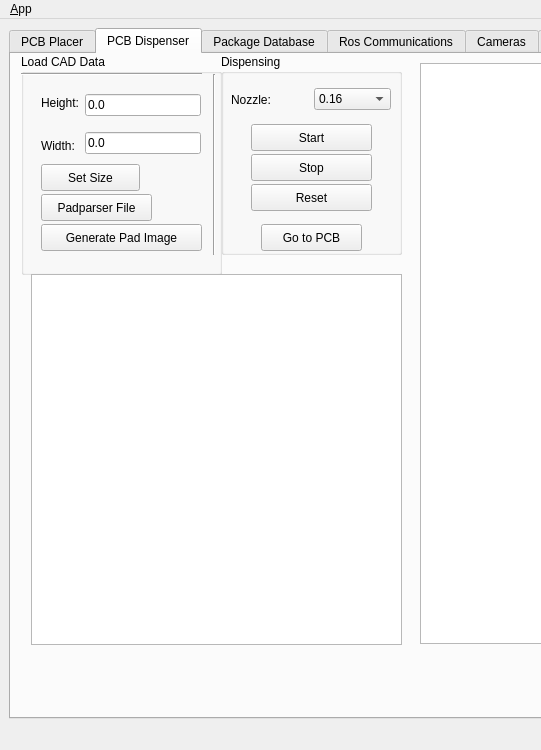
Above: pap_gui/ui/main_window.ui from JohanVer/PAP2015 before the change; both pictures show x 0 to 541 and y 0 to 750 of the 1478 by 750 pixel window. Below: the same form after it.
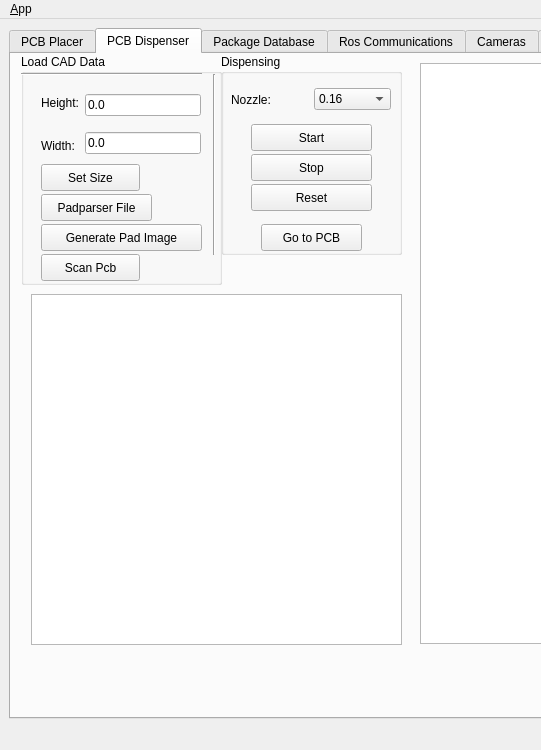
That is the form after the change. The open tabs and pages were chosen to show the change. Icons and pictures are not drawn. Custom widgets are drawn as their Qt base class.

```diff
--- a/pap_gui/ui/main_window.ui
+++ b/pap_gui/ui/main_window.ui
@@ -815,7 +815,7 @@
           <x>10</x>
           <y>0</y>
           <width>201</width>
-          <height>221</height>
+          <height>231</height>
          </rect>
         </property>
         <property name="title">
@@ -921,6 +921,19 @@
           <string>Generate Pad Image</string>
          </property>
         </widget>
+        <widget class="QPushButton" name="scanButton">
+         <property name="geometry">
+          <rect>
+           <x>20</x>
+           <y>200</y>
+           <width>99</width>
+           <height>27</height>
+          </rect>
+         </property>
+         <property name="text">
+          <string>Scan Pcb</string>
+         </property>
+        </widget>
        </widget>
        <widget class="PadView" name="padView_Image">
         <property name="geometry">
@@ -936,9 +949,9 @@
         <property name="geometry">
          <rect>
           <x>20</x>
-          <y>220</y>
+          <y>240</y>
           <width>371</width>
-          <height>371</height>
+          <height>351</height>
          </rect>
         </property>
        </widget>
```
Left out of the diff: 2 changed lines with no effect on the pictures.
